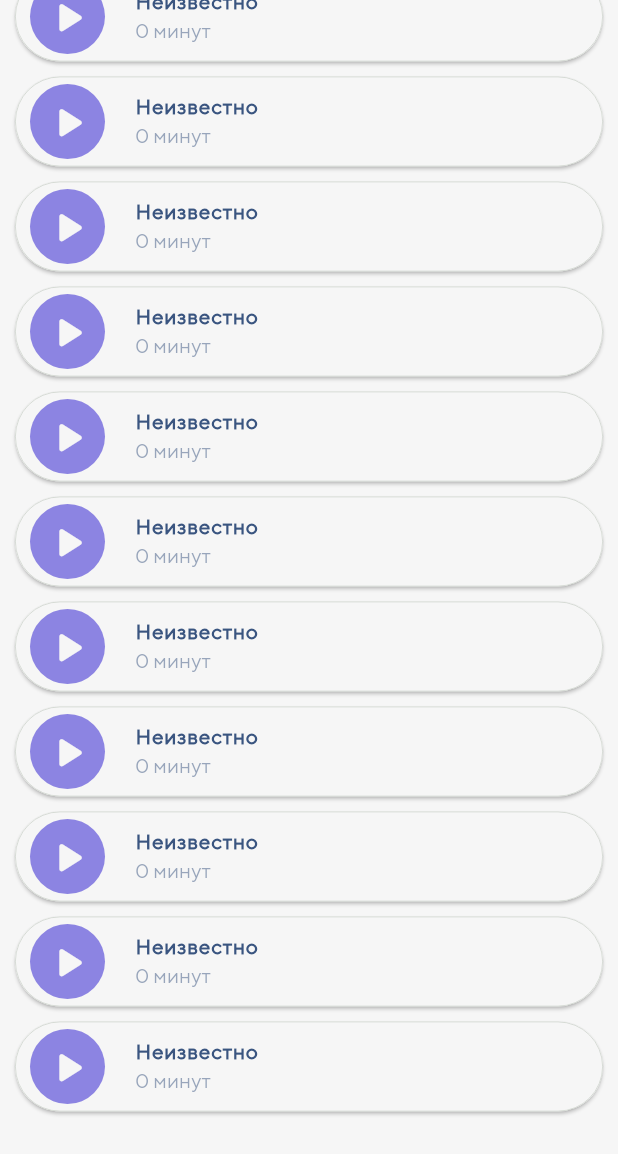
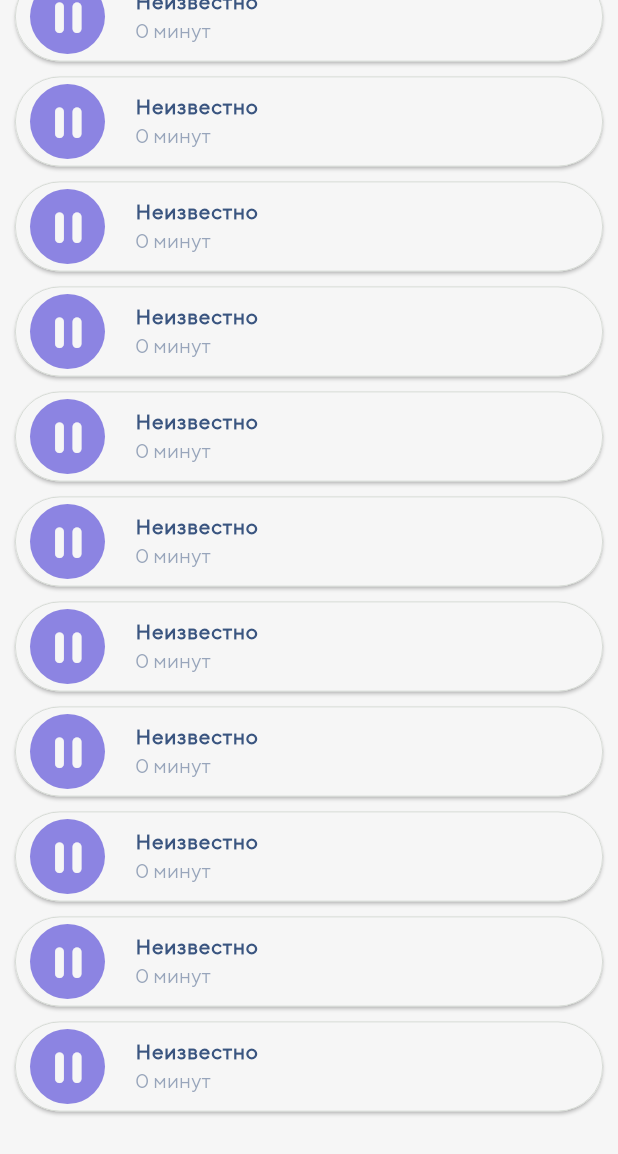
Before and after one commit to Nikzed/MemoryBox, a Flutter app: the Home screen opened directly, scrolled down 550 dp, after a tap on the "play arrow" icon, on a phone screen of 412 x 824 dp. Shown: the top 1154 px of the screen. Run offline on Flutter 3.47's test engine with Material 2 defaults, Android fonts, the phone set to English and light mode, and no system bars; our stand-ins replace cloud_firestore, firebase_auth, firebase_core, firebase_storage, flutter_svg, get and 4 more; missing offline and left inert: flutter_sound; accounts and stored records are empty; statements that could not run were skipped.

```diff
--- a/lib/controllers/wrapper_controller.dart
+++ b/lib/controllers/wrapper_controller.dart
@@ -33,14 +33,35 @@ class WrapperController extends GetxController {
     await player.value.openAudioSession();
   }
 
-  Future<void> startPlayer() async {
+  Future<void> startPlayer([String? songName]) async {
+    songName != null ? playingSong.value = songName : null;
+
+    if (player.value.isPlaying) {
+      player.value.stopPlayer();
+      playingSong.value = '';
+      isPlaying.value = false;
+      return;
+    }
+
+    isPlaying.value = true;
+    await player.value.startPlayer(
+        codec: Codec.aacADTS,
+        fromURI: '/storage/emulated/0/SoundRecorder/$songName',
+        whenFinished: () {
+          playingSong.value = '';
+          isPlaying.value = false;
+          player.value.stopPlayer();
+        });
+
+    return;
+
     // player
     print('...');
     isPlaying.value = true;
-    playingSong.value = 'Запись №1.aac';
+    playingSong.value = 'какая-то запись.aac';
     await player.value.startPlayer(
         codec: Codec.aacADTS,
-        fromURI: '/storage/emulated/0/SoundRecorder/Запись №1.aac',
+        fromURI: '/storage/emulated/0/SoundRecorder/какая-то запись.aac',
         whenFinished: () {
           playingSong.value = '';
           isPlaying.value = false;
--- a/lib/models/audio_model.dart
+++ b/lib/models/audio_form_model.dart
@@ -74,7 +74,7 @@ class _AudioFormState extends State<AudioForm> {
                         isPlaying = !isPlaying;
                       });
                       // check
-                      f.startPlayer();
+                      f.startPlayer(widget.name);
                       print(isPlaying);
                       // isn't updating
                       print('f.isPlaying.value: ${f.isPlaying.value}');
--- a/lib/screens/home/home.dart
+++ b/lib/screens/home/home.dart
@@ -1,6 +1,6 @@
 import 'package:first_project_test/constants/constants.dart';
 import 'package:first_project_test/controllers/wrapper_controller.dart';
-import 'package:first_project_test/models/audio_model.dart';
+import 'package:first_project_test/models/audio_form_model.dart';
 import 'package:first_project_test/models/painter_model.dart';
 import 'package:flutter/material.dart';
 import 'package:flutter/services.dart';
```
Also changed, not shown: lib/screens/home/audios.dart (+9 -7 lines).
